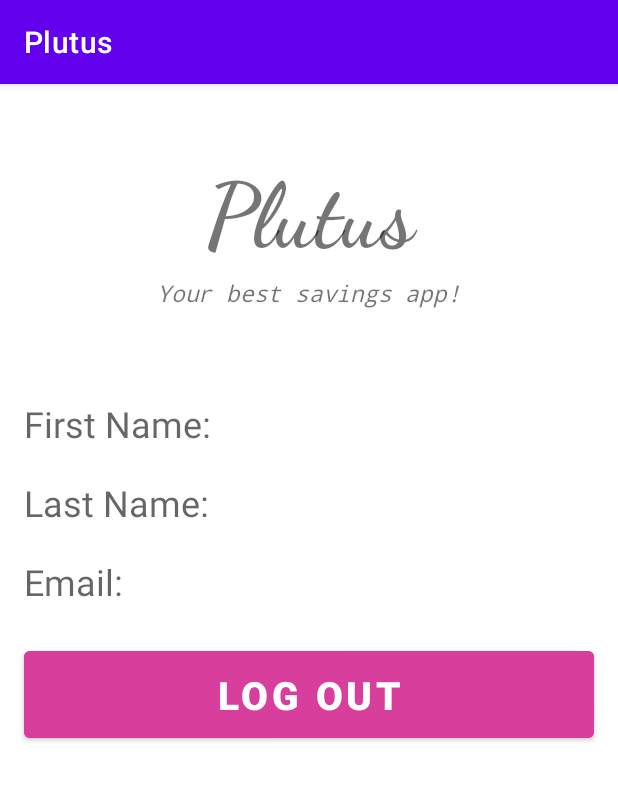
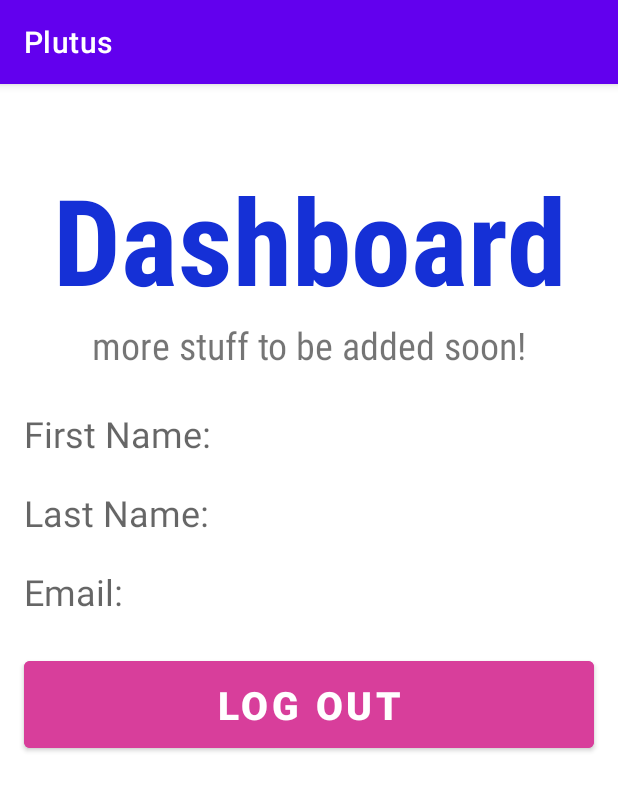
Before and after one commit to Seibell/Plutus, an Android app: the screen it shows after launch once a user with an empty profile is signed in (MainActivity), on a phone screen of 412 x 824 dp. Shown: the top 791 px of the screen. Run offline under Robolectric (Android 15) with nearby library versions, the phone set to English and light mode, and no system bars; our stand-ins replace Firebase (no records; nobody signed in at launch, a user with empty details on screens opened directly).

Commit message:
Milestone 1 commit

```diff
--- a/app/src/main/res/layout/activity_main.xml
+++ b/app/src/main/res/layout/activity_main.xml
@@ -7,33 +7,31 @@
     tools:context=".MainActivity">
 
     <TextView
-        android:id="@+id/banner"
+        android:id="@+id/tvDashboard"
         android:layout_width="match_parent"
         android:layout_height="wrap_content"
-        android:text="Plutus"
-        android:textSize="60sp"
+        android:text="Dashboard"
+        android:textSize="80sp"
         android:textAlignment="center"
         android:textStyle="bold"
-        android:fontFamily="cursive"
+        android:textColor="#1530D6"
+        android:fontFamily="sans-serif-condensed"
         app:layout_constraintTop_toTopOf="parent"
         app:layout_constraintRight_toRightOf="parent"
         app:layout_constraintLeft_toLeftOf="parent"
         android:layout_marginTop="50dp"/>
 
     <TextView
-        android:id="@+id/bannerDescription"
+        android:id="@+id/tvDashboardDescription"
         android:layout_width="wrap_content"
         android:layout_height="wrap_content"
-        android:layout_marginTop="4dp"
-        android:fontFamily="monospace"
-        android:text="Your best savings app!"
+        android:fontFamily="sans-serif-condensed"
+        android:text="more stuff to be added soon!"
         android:textAlignment="center"
-        android:textSize="15sp"
-        android:textStyle="italic"
-        app:layout_constraintHorizontal_bias="0.497"
+        android:textSize="25sp"
         app:layout_constraintLeft_toLeftOf="parent"
         app:layout_constraintRight_toRightOf="parent"
-        app:layout_constraintTop_toBottomOf="@id/banner"/>
+        app:layout_constraintTop_toBottomOf="@id/tvDashboard"/>
 
     <TextView
         android:id="@+id/tvFirstName"
@@ -43,7 +41,7 @@
         android:ems="10"
         android:hint="First Name:"
         android:textSize="24sp"
-        app:layout_constraintTop_toBottomOf="@id/bannerDescription"
+        app:layout_constraintTop_toBottomOf="@id/tvDashboard"
         app:layout_constraintRight_toRightOf="parent"
         app:layout_constraintLeft_toLeftOf="parent"/>
 
```
